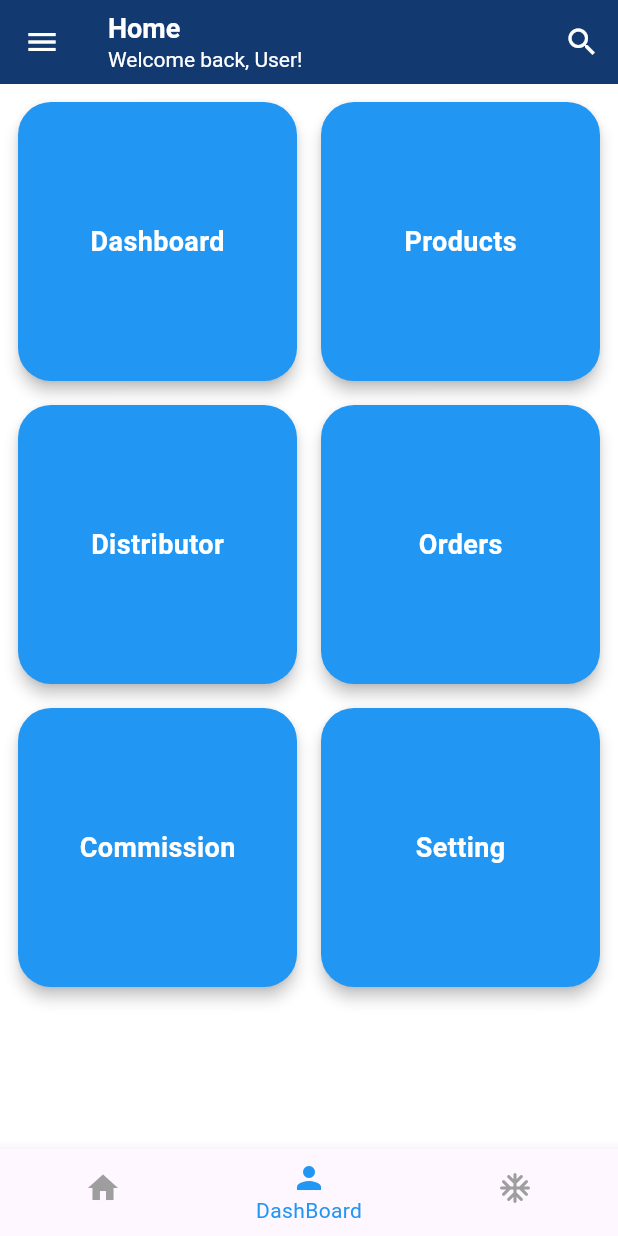
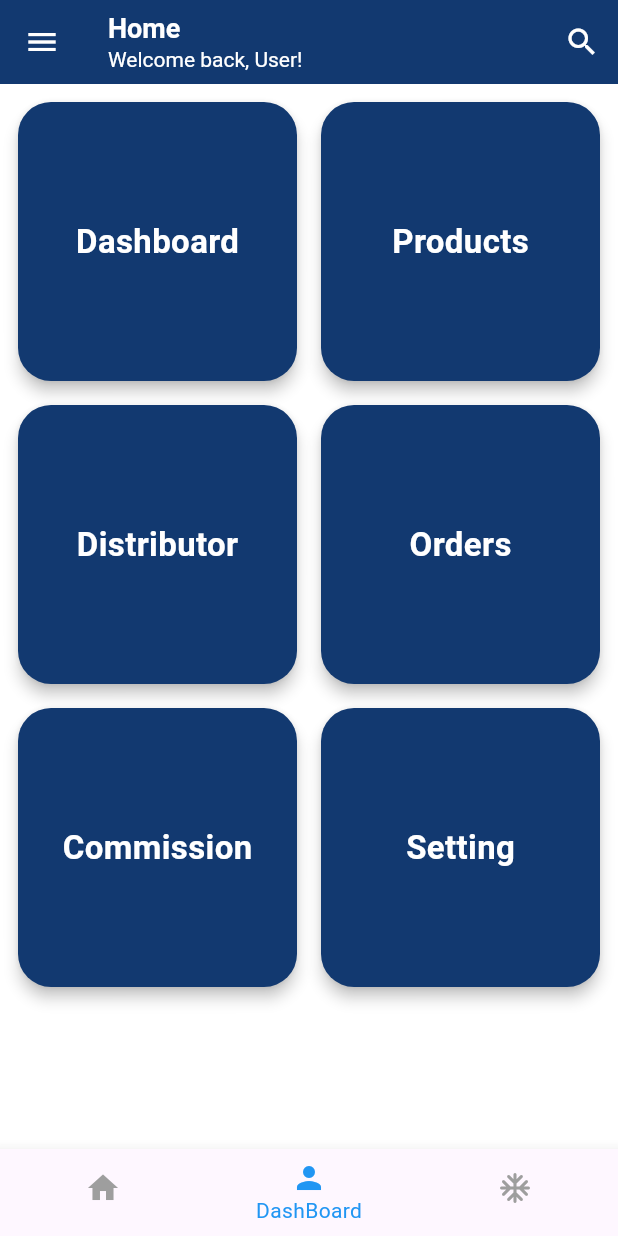
Before and after one commit to sumitpanchal18/Flutter-Practice, a Flutter app: the screen it shows after launch, item 2 of the bottom bar chosen, on a phone screen of 412 x 824 dp. Run offline on Flutter 3.47's test engine with Material 3 defaults, Android fonts, the phone set to English and light mode, and no system bars; our stand-ins replace connectivity_plus, dio, firebase_auth, firebase_core, flutter_secure_storage, flutter_svg and 4 more; accounts and stored records are empty; network calls fail.

```diff
--- a/lib/view/dashboard/DashboardScreen.dart
+++ b/lib/view/dashboard/DashboardScreen.dart
@@ -1,4 +1,5 @@
 import 'package:flutter/material.dart';
+import 'package:practice_flutter/utills/constants/app_colors.dart';
 
 class DashboardScreen extends StatefulWidget {
   const DashboardScreen({super.key});
@@ -31,7 +32,7 @@ class _DashboardScreenState extends State<DashboardScreen> {
           itemCount: cardTexts.length,
           itemBuilder: (context, index) {
             return Card(
-              color: Colors.blue,
+              color: AppColors.primaryColor,
               elevation: 4.0,
               shape: RoundedRectangleBorder(
                 borderRadius: BorderRadius.circular(22),
@@ -42,7 +43,7 @@ class _DashboardScreenState extends State<DashboardScreen> {
                   child: Text(
                     cardTexts[index],
                     style: const TextStyle(
-                        fontSize: 18,
+                        fontSize: 22,
                         fontWeight: FontWeight.bold,
                         color: Colors.white),
                   ),
```
Also changed, not shown: lib/view/profile/DistributorProfilePage.dart (+5 -3 lines).
